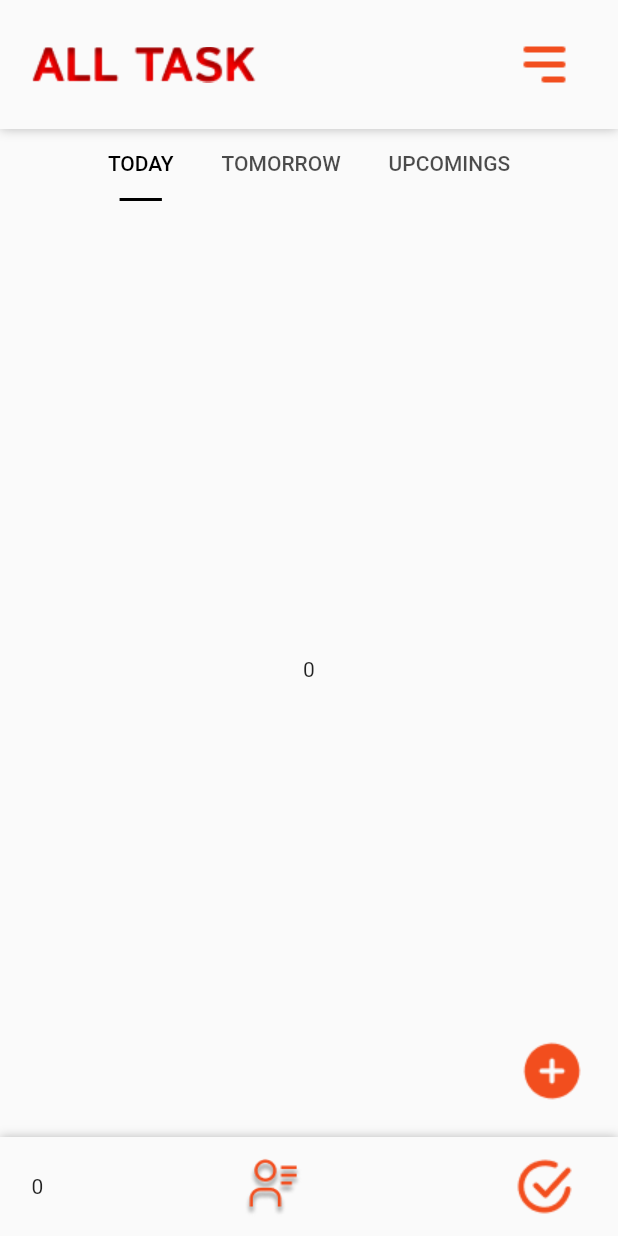
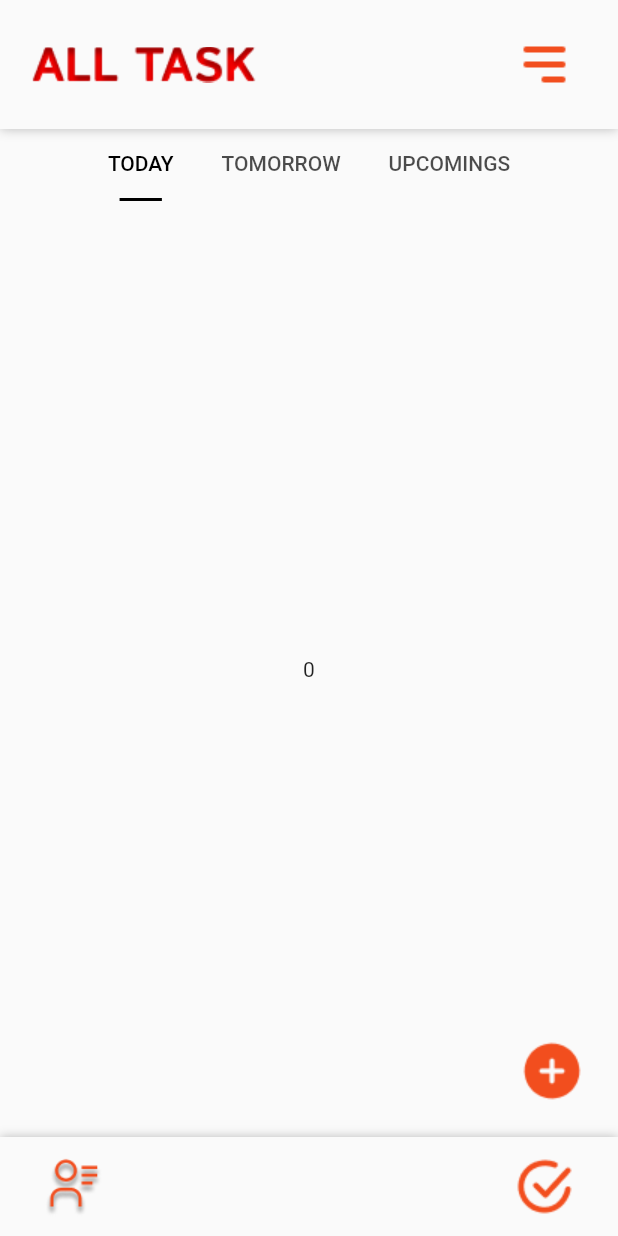
Before and after one commit to Elio-Muculo/todo_app, a Flutter app: the screen it shows after launch, on a phone screen of 412 x 824 dp. Run offline on Flutter 3.47's test engine with Material 2 defaults, Android fonts, the phone set to English and light mode, and no system bars.

Commit message:
using change notifier instead of valuenotifier

```diff
--- a/lib/features/main_page/controller/homepagecontroller.dart
+++ b/lib/features/main_page/controller/homepagecontroller.dart
@@ -1,11 +1,29 @@
 
 import 'package:flutter/material.dart';
 
-class HomeController extends ValueNotifier<int> {
-  HomeController({int? value}) : super(value ?? 0);
+// class HomeController extends ValueNotifier<int> {
+//   HomeController({int? value}) : super(value ?? 0);
+//
+//   void increment() {
+//     value++;
+//   }
+//
+// }
+
+
+class HomeController extends ChangeNotifier {
+  int _counter = 0;
+
+  int get counter => _counter;
 
   void increment() {
-    value++;
+    _counter++;
+    notifyListeners();
+  }
+
+  void decrement() {
+    _counter--;
+    notifyListeners();
   }
 
 }
--- a/lib/features/main_page/main_page.dart
+++ b/lib/features/main_page/main_page.dart
@@ -5,16 +5,11 @@ import 'package:todo_app/features/main_page/widgets/app_bar/app_bar_widget.dart'
 import 'package:todo_app/features/main_page/widgets/tabbar/tabbar_widget.dart';
 
 
-HomeController counter = HomeController();
 
 class MainPage extends StatelessWidget {
   MainPage({Key? key}) : super(key: key);
 
-
-  @override
-  void dispose() {
-    counter.dispose();
-  }
+  HomeController counter = HomeController();
 
   @override
   Widget build(BuildContext context) {
@@ -37,15 +32,8 @@ class MainPage extends StatelessWidget {
           child: Row(
             mainAxisAlignment: MainAxisAlignment.spaceBetween,
             children: [
-              ValueListenableBuilder(
-                builder: (context, value, _) {
-                  return Text(value.toString());
-              },
-                valueListenable: counter,
-              ),
               IconButton(
                 onPressed: () {
-                  print(counter.value);
                 },
                 iconSize: 40,
                 icon: Image.asset(AppImages.person),
--- a/lib/features/main_page/widgets/tabbar/tabbar_widget.dart
+++ b/lib/features/main_page/widgets/tabbar/tabbar_widget.dart
@@ -16,7 +16,7 @@ class _TabBarWidgetState extends State<TabBarWidget> with TickerProviderStateMix
   late TabController _tabcontroller;
 
   TabController get tabController => _tabcontroller;
-  // final counter = HomeController();
+  HomeController counter = HomeController();
 
   @override
   void initState() {
@@ -51,11 +51,11 @@ class _TabBarWidgetState extends State<TabBarWidget> with TickerProviderStateMix
             child: TabBarView(
               controller: tabController,
               children: [
-                Center(child: ValueListenableBuilder(
-                  builder: (context, value, _) {
-                    return Text(value.toString());
+                Center(child: AnimatedBuilder(
+                  builder: (context, _) {
+                    return Text(counter.counter.toString());
                   },
-                  valueListenable: counter,
+                  animation: counter,
                 )),
                 Center(child: Text('02')),
                 Center(child: Text('03')),
```
